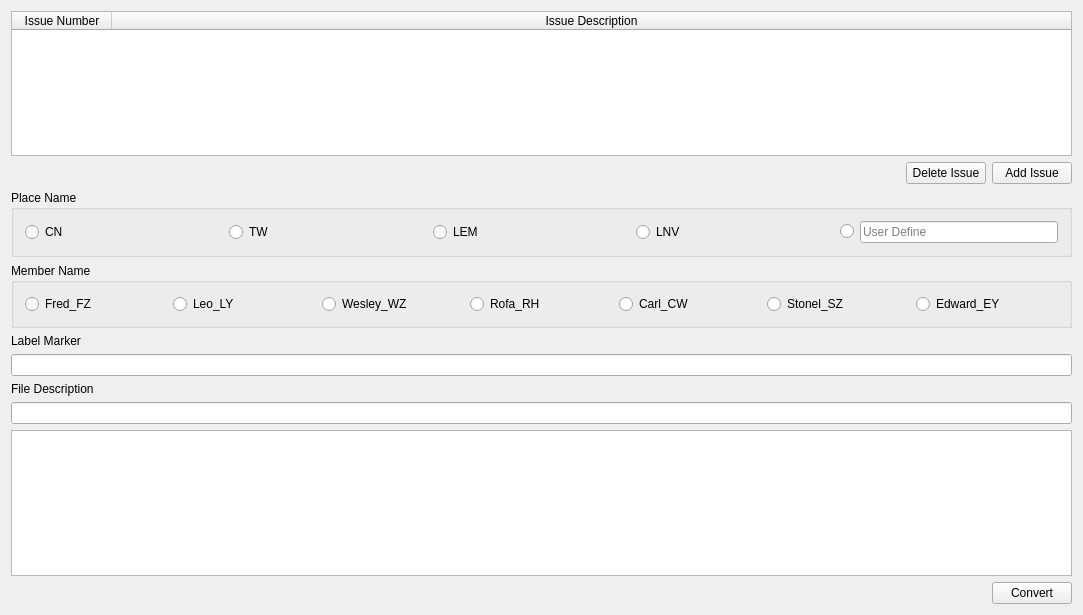
The window that FormatCommitMessage/mainform.ui (Xanxus-Elric/QtRepository) describes before a commit, drawn with Qt 5.
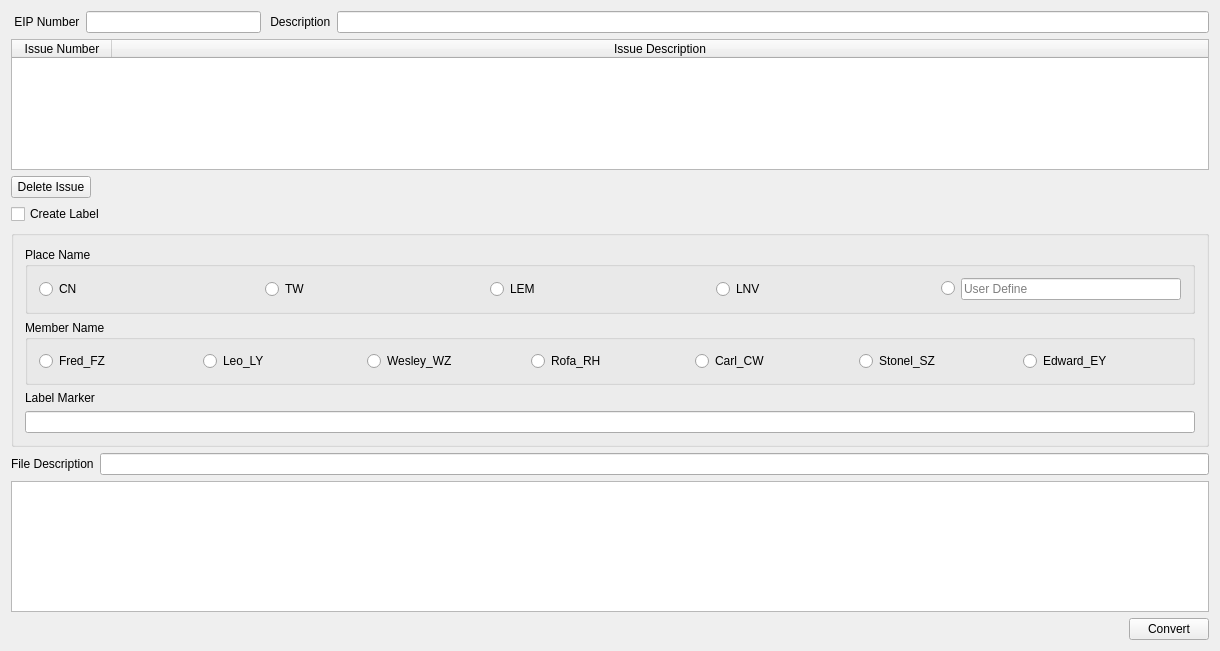
The same window after the commit.

```diff
--- a/FormatCommitMessage/mainform.ui
+++ b/FormatCommitMessage/mainform.ui
@@ -6,18 +6,54 @@
    <rect>
     <x>0</x>
     <y>0</y>
-    <width>1083</width>
-    <height>615</height>
+    <width>1220</width>
+    <height>651</height>
    </rect>
   </property>
   <property name="windowTitle">
    <string>Format Commit Message</string>
   </property>
-  <layout class="QGridLayout" name="gridLayout_3">
+  <layout class="QGridLayout" name="gridLayout_4">
    <item row="0" column="0">
-    <layout class="QVBoxLayout" name="verticalLayout_4">
+    <layout class="QVBoxLayout" name="verticalLayout_6">
      <item>
-      <layout class="QVBoxLayout" name="verticalLayout">
+      <layout class="QVBoxLayout" name="verticalLayout_2">
+       <item>
+        <layout class="QHBoxLayout" name="horizontalLayout" stretch="1,2,1,10">
+         <item>
+          <widget class="QLabel" name="label_3">
+           <property name="sizePolicy">
+            <sizepolicy hsizetype="Fixed" vsizetype="Preferred">
+             <horstretch>0</horstretch>
+             <verstretch>0</verstretch>
+            </sizepolicy>
+           </property>
+           <property name="text">
+            <string> EIP Number</string>
+           </property>
+          </widget>
+         </item>
+         <item>
+          <widget class="QLineEdit" name="NumberEdit"/>
+         </item>
+         <item>
+          <widget class="QLabel" name="label_4">
+           <property name="sizePolicy">
+            <sizepolicy hsizetype="Fixed" vsizetype="Preferred">
+             <horstretch>0</horstretch>
+             <verstretch>0</verstretch>
+            </sizepolicy>
+           </property>
+           <property name="text">
+            <string> Description</string>
+           </property>
+          </widget>
+         </item>
+         <item>
+          <widget class="QLineEdit" name="DescEdit"/>
+         </item>
+        </layout>
+       </item>
        <item>
         <widget class="QTableWidget" name="tableWidget">
          <attribute name="horizontalHeaderStretchLastSection">
@@ -39,47 +75,55 @@
         </widget>
        </item>
        <item>
-        <layout class="QHBoxLayout" name="horizontalLayout">
+        <layout class="QHBoxLayout" name="horizontalLayout_2">
          <item>
-          <spacer name="horizontalSpacer">
-           <property name="orientation">
-            <enum>Qt::Horizontal</enum>
-           </property>
-           <property name="sizeHint" stdset="0">
-            <size>
-             <width>40</width>
-             <height>20</height>
-            </size>
-           </property>
-          </spacer>
-         </item>
-         <item>
-          <widget class="QPushButton" name="pushButton">
+          <widget class="QPushButton" name="DeleteButton">
            <property name="text">
             <string>Delete Issue</string>
            </property>
           </widget>
          </item>
          <item>
-          <widget class="QPushButton" name="AddBtn">
+          <spacer name="horizontalSpacer">
+           <property name="orientation">
+            <enum>Qt::Horizontal</enum>
+           </property>
+           <property name="sizeHint" stdset="0">
+            <size>
+             <width>40</width>
+             <height>20</height>
+            </size>
+           </property>
+          </spacer>
+         </item>
+        </layout>
+       </item>
+      </layout>
+     </item>
+     <item>
+      <layout class="QVBoxLayout" name="verticalLayout_4">
+       <item>
+        <widget class="QCheckBox" name="checkBox">
            <property name="text">
-            <string>Add Issue</string>
+          <string>Create Label</string>
            </property>
           </widget>
          </item>
-        </layout>
-       </item>
-      </layout>
-     </item>
+       <item>
+        <widget class="QGroupBox" name="CreateLabel">
+         <property name="title">
+          <string/>
+         </property>
+         <layout class="QGridLayout" name="gridLayout_3">
+          <item row="0" column="0">
+           <layout class="QVBoxLayout" name="verticalLayout_3">
      <item>
       <widget class="QGroupBox" name="groupBox">
        <property name="title">
         <string>Place Name</string>
        </property>
-       <layout class="QGridLayout" name="gridLayout">
+              <layout class="QGridLayout" name="gridLayout_2">
         <item row="0" column="0">
-         <layout class="QHBoxLayout" name="horizontalLayout_2">
-          <item>
            <widget class="QRadioButton" name="CN">
             <property name="text">
              <string>CN</string>
@@ -89,7 +133,7 @@
             </attribute>
            </widget>
           </item>
-          <item>
+               <item row="0" column="1">
            <widget class="QRadioButton" name="TW">
             <property name="text">
              <string>TW</string>
@@ -99,7 +143,7 @@
             </attribute>
            </widget>
           </item>
-          <item>
+               <item row="0" column="2">
            <widget class="QRadioButton" name="LEM">
             <property name="text">
              <string>LEM</string>
@@ -109,7 +153,7 @@
             </attribute>
            </widget>
           </item>
-          <item>
+               <item row="0" column="3">
            <widget class="QRadioButton" name="LNV">
             <property name="text">
              <string>LNV</string>
@@ -119,7 +163,7 @@
             </attribute>
            </widget>
           </item>
-          <item>
+               <item row="0" column="4">
            <widget class="QRadioButton" name="User">
             <property name="sizePolicy">
              <sizepolicy hsizetype="Fixed" vsizetype="Fixed">
@@ -135,7 +179,7 @@
             </attribute>
            </widget>
           </item>
-          <item>
+               <item row="0" column="5">
            <widget class="QLineEdit" name="UserDefineEdit">
             <property name="sizePolicy">
              <sizepolicy hsizetype="Minimum" vsizetype="Fixed">
@@ -149,8 +193,6 @@
            </widget>
           </item>
          </layout>
-        </item>
-       </layout>
       </widget>
      </item>
      <item>
@@ -158,10 +200,8 @@
        <property name="title">
         <string>Member Name</string>
        </property>
-       <layout class="QGridLayout" name="gridLayout_2">
+              <layout class="QGridLayout" name="gridLayout">
         <item row="0" column="0">
-         <layout class="QHBoxLayout" name="horizontalLayout_3">
-          <item>
            <widget class="QRadioButton" name="FZ">
             <property name="text">
              <string>Fred_FZ</string>
@@ -171,7 +211,7 @@
             </attribute>
            </widget>
           </item>
-          <item>
+               <item row="0" column="1">
            <widget class="QRadioButton" name="LY">
             <property name="text">
              <string>Leo_LY</string>
@@ -181,7 +221,7 @@
             </attribute>
            </widget>
           </item>
-          <item>
+               <item row="0" column="2">
            <widget class="QRadioButton" name="WZ">
             <property name="text">
              <string>Wesley_WZ</string>
@@ -191,7 +231,7 @@
             </attribute>
            </widget>
           </item>
-          <item>
+               <item row="0" column="3">
            <widget class="QRadioButton" name="RH">
             <property name="text">
              <string>Rofa_RH</string>
@@ -201,7 +241,7 @@
             </attribute>
            </widget>
           </item>
-          <item>
+               <item row="0" column="4">
            <widget class="QRadioButton" name="CW">
             <property name="text">
              <string>Carl_CW</string>
@@ -211,7 +251,7 @@
             </attribute>
            </widget>
           </item>
-          <item>
+               <item row="0" column="5">
            <widget class="QRadioButton" name="SZ">
             <property name="text">
              <string>Stonel_SZ</string>
@@ -221,7 +261,7 @@
             </attribute>
            </widget>
           </item>
-          <item>
+               <item row="0" column="6">
            <widget class="QRadioButton" name="EY">
             <property name="text">
              <string>Edward_EY</string>
@@ -232,12 +272,10 @@
            </widget>
           </item>
          </layout>
-        </item>
-       </layout>
       </widget>
      </item>
      <item>
-      <layout class="QVBoxLayout" name="verticalLayout_3">
+             <layout class="QVBoxLayout" name="verticalLayout">
        <item>
         <widget class="QLabel" name="label_2">
          <property name="text">
@@ -250,8 +288,15 @@
        </item>
       </layout>
      </item>
+           </layout>
+          </item>
+         </layout>
+        </widget>
+       </item>
+      </layout>
+     </item>
      <item>
-      <layout class="QVBoxLayout" name="verticalLayout_2">
+      <layout class="QHBoxLayout" name="horizontalLayout_3">
        <item>
         <widget class="QLabel" name="label">
          <property name="text">
@@ -265,6 +310,8 @@
       </layout>
      </item>
      <item>
+      <layout class="QVBoxLayout" name="verticalLayout_5">
+       <item>
       <widget class="QTextEdit" name="FormatMessage"/>
      </item>
      <item>
@@ -294,6 +341,8 @@
     </layout>
    </item>
   </layout>
+   </item>
+  </layout>
  </widget>
  <layoutdefault spacing="6" margin="11"/>
  <resources/>
```
Left out of the diff: 2 changed lines with no effect on the pictures. Lines whose indentation alone changed are shown as unchanged.
